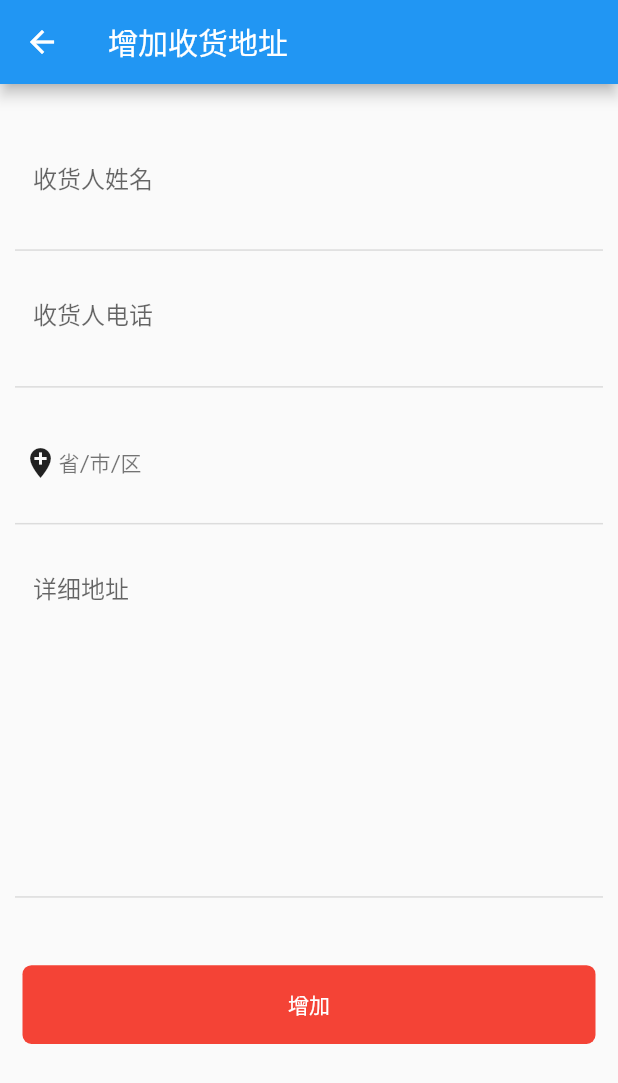
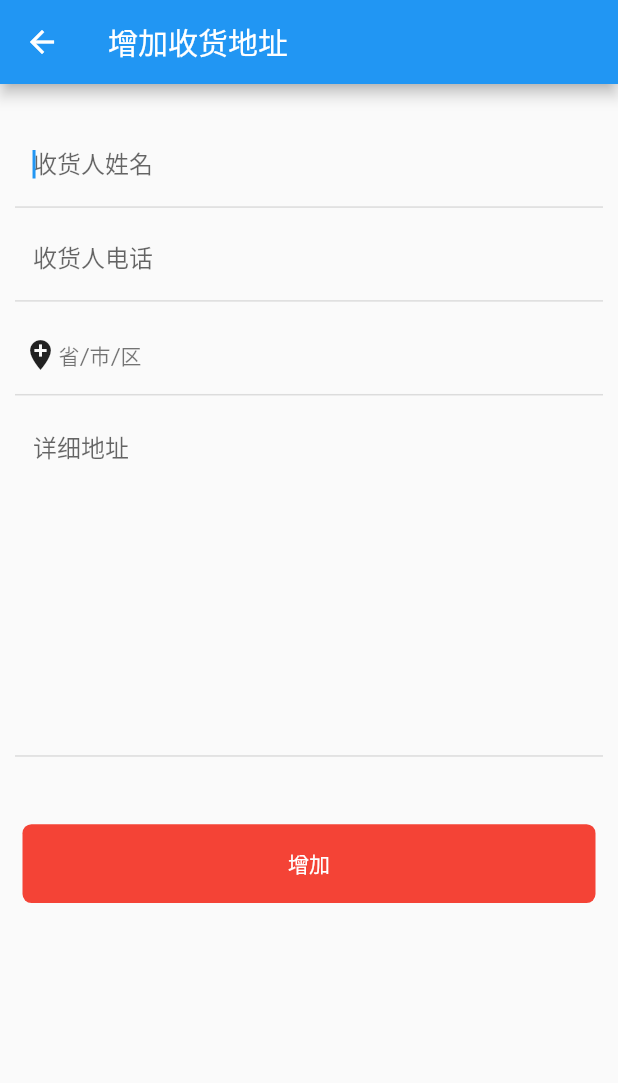
Before and after one commit to huangzhifei/FlutterStrong, a Flutter app: the AddressAddPage screen opened directly with empty values, on a phone screen of 412 x 824 dp. Shown: the top 1083 px of the screen. Run offline on Flutter 3.47's test engine with Material 2 defaults, Android fonts, the phone set to English and light mode, and no system bars; our stand-ins replace event_bus, flutter_screenutil, flutter_swiper, fluttertoast, shared_preferences; missing offline and left inert: city_pickers, flutter_inappwebview; accounts and stored records are empty; network calls fail.

Commit message:
修复输入框无法输入、输入后随机重复自己输入的bug

```diff
--- a/lib/address/address_add_page.dart
+++ b/lib/address/address_add_page.dart
@@ -25,11 +25,9 @@ class _AddressAddPageState extends State<AddressAddPage> {
   // 页面销毁广播
   @override
   void dispose() {
+    eventBus.fire(AddressEvent("增加地址成功"));
     // TODO: implement dispose
     super.dispose();
-
-    eventBus.fire(AddressEvent("增加地址成功"));
-    eventBus.fire(DefaultAddressEvent("改收货地址成功..."));
   }
 
   @override
@@ -48,6 +46,7 @@ class _AddressAddPageState extends State<AddressAddPage> {
               height: 20,
             ),
             FSText(
+              height: 44,
               text: "收货人姓名",
               onChanged: (value) {
                 addressModel.name = value;
@@ -57,6 +56,7 @@ class _AddressAddPageState extends State<AddressAddPage> {
               height: 10,
             ),
             FSText(
+              height: 44,
               text: "收货人电话",
               onChanged: (value) {
                 addressModel.phone = value;
@@ -68,7 +68,7 @@ class _AddressAddPageState extends State<AddressAddPage> {
             // 弹出省市区
             Container(
               padding: const EdgeInsets.only(left: 5),
-              height: ScreenAdaper.height(68),
+              height: ScreenAdaper.height(44),
               decoration: const BoxDecoration(
                 border: Border(
                   bottom: BorderSide(width: 1, color: Colors.black12),
@@ -112,7 +112,7 @@ class _AddressAddPageState extends State<AddressAddPage> {
             ),
 
             const SizedBox(
-              height: 10,
+              height: 2,
             ),
             FSText(
               text: "详细地址",
--- a/lib/uikit/fs_text.dart
+++ b/lib/uikit/fs_text.dart
@@ -2,8 +2,7 @@ import 'package:flutter/material.dart';
 import 'package:flutter_strong/services/screen_adaper.dart';
 import 'package:flutter/rendering.dart';
 
-class FSText extends StatelessWidget {
-
+class FSText extends StatefulWidget {
   final String text;
   final bool password;
   final Function(String)? onChanged;
@@ -11,7 +10,8 @@ class FSText extends StatelessWidget {
   final double height;
   final TextEditingController? controller;
 
-  const FSText({Key? key,
+  const FSText({
+    Key? key,
     this.text = "输入内容",
     this.password = false,
     this.onChanged,
@@ -19,26 +19,60 @@ class FSText extends StatelessWidget {
     this.height = 68,
     this.controller,
   }) : super(key: key);
+  // const FSText({Key? key}) : super(key: key);
+
+  @override
+  State<FSText> createState() => _FSTextState();
+}
+
+class _FSTextState extends State<FSText> {
+  @override
+  void initState() {
+    // TODO: implement initState
+    super.initState();
+
+    if (widget.controller != null) {
+      // 不加这段代码，一输入光标就跑到最前面去
+      // widget.controller!.addListener(() {
+      //   print("addListener");
+      //   final String str = widget.controller!.text;
+      //   widget.controller!.value = widget.controller!.value.copyWith(
+      //     text: str,
+      //     selection: TextSelection(baseOffset: str.length, extentOffset: str.length),
+      //     composing: TextRange.empty,
+      //   );
+      // });
+    }
+  }
+
+  @override
+  void dispose() {
+    if (widget.controller != null) {
+      widget.controller!.dispose();
+    }
+    // TODO: implement dispose
+    super.dispose();
+  }
 
   @override
   Widget build(BuildContext context) {
     ScreenAdaper.init(context);
     return Container(
-      height: ScreenAdaper.height(height),
+      height: ScreenAdaper.height(widget.height),
 
       // 文本框
       child: TextField(
-        controller: controller,
-        maxLines: maxLines,
-        obscureText: password,
+        autofocus: true,
+        controller: widget.controller,
+        maxLines: widget.maxLines,
+        obscureText: widget.password,
         decoration: InputDecoration(
-          hintText: text,
+            hintText: widget.text,
             border: OutlineInputBorder(
-            borderRadius: BorderRadius.circular(30),
+              borderRadius: BorderRadius.circular(20),
               borderSide: BorderSide.none,
-          )
-        ),
-        onChanged: onChanged,
+            )),
+        onChanged: widget.onChanged,
       ),
 
       // 底部线条
@@ -47,9 +81,7 @@ class FSText extends StatelessWidget {
               bottom: BorderSide(
         width: 1,
         color: Colors.black12,
-          )
-        )
-      ),
+      ))),
     );
   }
 }
```
Also changed, not shown: lib/address/address_edit_page.dart (+39 -10 lines), lib/login/login.dart (+10 -7 lines), lib/mine/user_page.dart (+19 -20 lines), 1 other file. Lines whose indentation alone changed are shown as unchanged.
